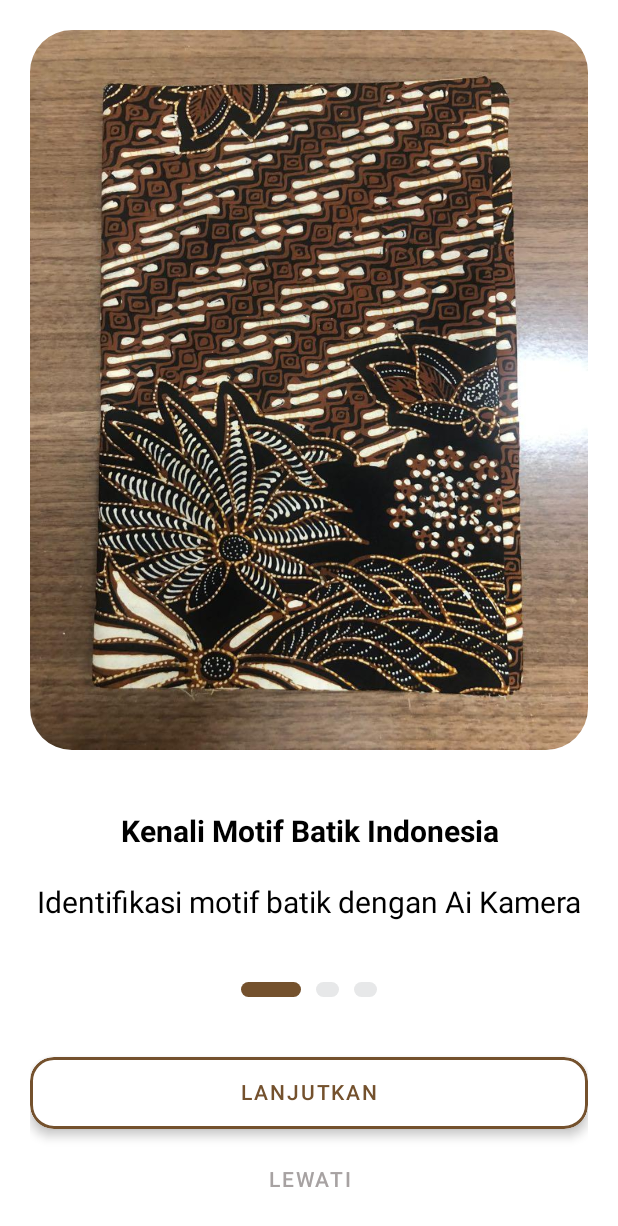
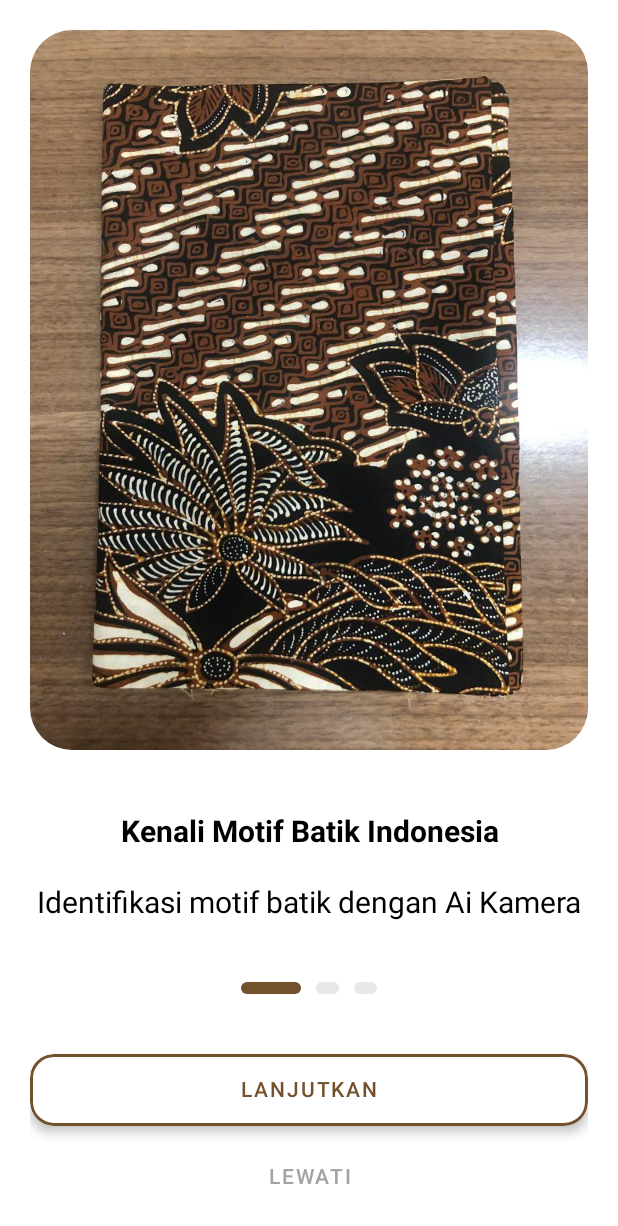
Before and after one commit to ibrarian9/BatikLens, an Android app: the screen it shows after launch (OnboardingActivity), on a phone screen of 412 x 824 dp. Shown: the top 1226 px of the screen. Run offline under Robolectric (Android 15) with nearby library versions, the phone set to English and light mode, and no system bars.

Commit message:
Ubah image onboarding

```diff
--- a/app/src/main/res/layout/fragment_onboarding_page_second.xml
+++ b/app/src/main/res/layout/fragment_onboarding_page_second.xml
@@ -53,18 +53,18 @@
 
                 <View
                     android:layout_width="15dp"
-                    android:layout_height="10dp"
+                    android:layout_height="8dp"
                     android:background="@drawable/frame_bg_gray" />
 
                 <View
                     android:layout_width="40dp"
-                    android:layout_height="10dp"
+                    android:layout_height="8dp"
                     android:layout_marginHorizontal="10dp"
                     android:background="@drawable/frame_bg" />
 
                 <View
                     android:layout_width="15dp"
-                    android:layout_height="10dp"
+                    android:layout_height="8dp"
                     android:background="@drawable/frame_bg_gray" />
 
             </LinearLayout>
--- a/app/src/main/res/layout/fragment_onboarding_page_third.xml
+++ b/app/src/main/res/layout/fragment_onboarding_page_third.xml
@@ -53,18 +53,18 @@
 
                 <View
                     android:layout_width="15dp"
-                    android:layout_height="10dp"
+                    android:layout_height="8dp"
                     android:background="@drawable/frame_bg_gray" />
 
                 <View
                     android:layout_width="15dp"
-                    android:layout_height="10dp"
+                    android:layout_height="8dp"
                     android:layout_marginHorizontal="10dp"
                     android:background="@drawable/frame_bg_gray" />
 
                 <View
                     android:layout_width="40dp"
-                    android:layout_height="10dp"
+                    android:layout_height="8dp"
                     android:background="@drawable/frame_bg" />
 
             </LinearLayout>
--- a/app/src/main/res/layout/onboarding_page.xml
+++ b/app/src/main/res/layout/onboarding_page.xml
@@ -53,18 +53,18 @@
 
                 <View
                     android:layout_width="40dp"
-                    android:layout_height="10dp"
+                    android:layout_height="8dp"
                     android:background="@drawable/frame_bg" />
 
                 <View
                     android:layout_width="15dp"
-                    android:layout_height="10dp"
+                    android:layout_height="8dp"
                     android:layout_marginHorizontal="10dp"
                     android:background="@drawable/frame_bg_gray" />
 
                 <View
                     android:layout_width="15dp"
-                    android:layout_height="10dp"
+                    android:layout_height="8dp"
                     android:background="@drawable/frame_bg_gray" />
 
             </LinearLayout>
```
Also changed, not shown: app/src/main/res/drawable/onboarding3.jpeg, 1 other file.
